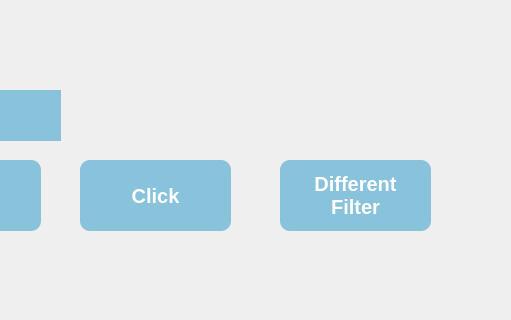
The window that UserFilterCamera-Project/Project/FilterScreen_new.ui (Eundding/UserFilterProject) describes before a commit, drawn with Qt 5; both pictures show x 230 to 741 and y 410 to 730 of the 974 by 730 pixel window.
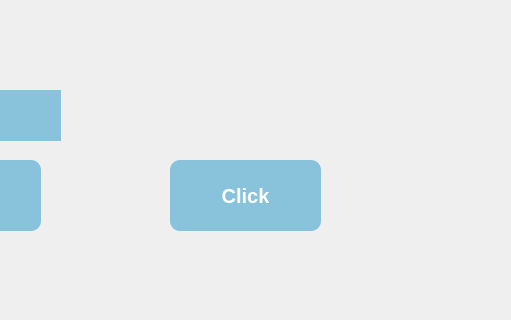
The same window after the commit.

The edit to the form file:
```diff
--- a/UserFilterCamera-Project/Project/FilterScreen_new.ui
+++ b/UserFilterCamera-Project/Project/FilterScreen_new.ui
@@ -65,7 +65,7 @@
   <widget class="QPushButton" name="btn_Click">
    <property name="geometry">
     <rect>
-     <x>310</x>
+     <x>400</x>
      <y>570</y>
      <width>151</width>
      <height>71</height>
@@ -98,43 +98,6 @@
     <string>Click</string>
    </property>
   </widget>
-  <widget class="QPushButton" name="btn_different">
-   <property name="geometry">
-    <rect>
-     <x>510</x>
-     <y>570</y>
-     <width>151</width>
-     <height>71</height>
-    </rect>
-   </property>
-   <property name="font">
-    <font>
-     <pointsize>15</pointsize>
-     <weight>75</weight>
-     <bold>true</bold>
-    </font>
-   </property>
-   <property name="styleSheet">
-    <string notr="true">QPushButton{
-	color: rgb(23, 156, 145);
-	color: rgb(76, 141, 131);
-	color:rgb(0,0,0);
-	background-color:rgb(58, 76, 168);
-	background-color: rgb(136, 194, 219);
-	color: rgb(255, 255, 255);
-	border:0px solid;
-	border-radius:10px;
-}
-QPushButton:hover{
-	background-color:rgb(23, 156, 145);
-}
-</string>
-   </property>
-   <property name="text">
-    <string>Different
-Filter</string>
-   </property>
-  </widget>
   <widget class="QLabel" name="label_2">
    <property name="geometry">
     <rect>
```
